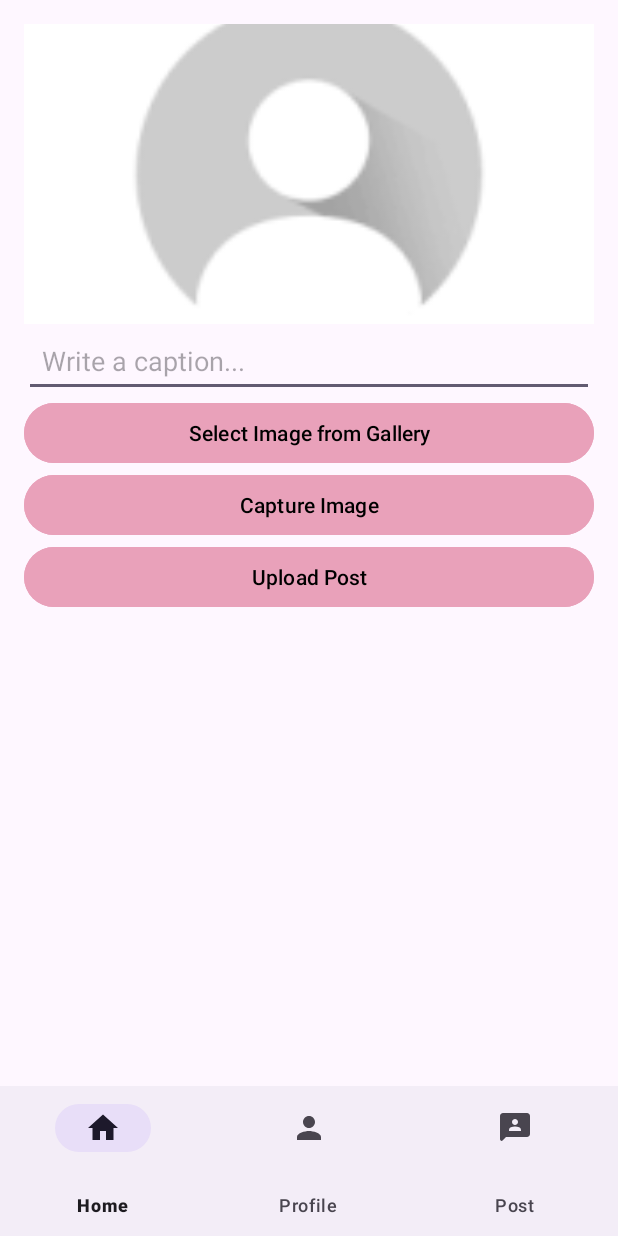
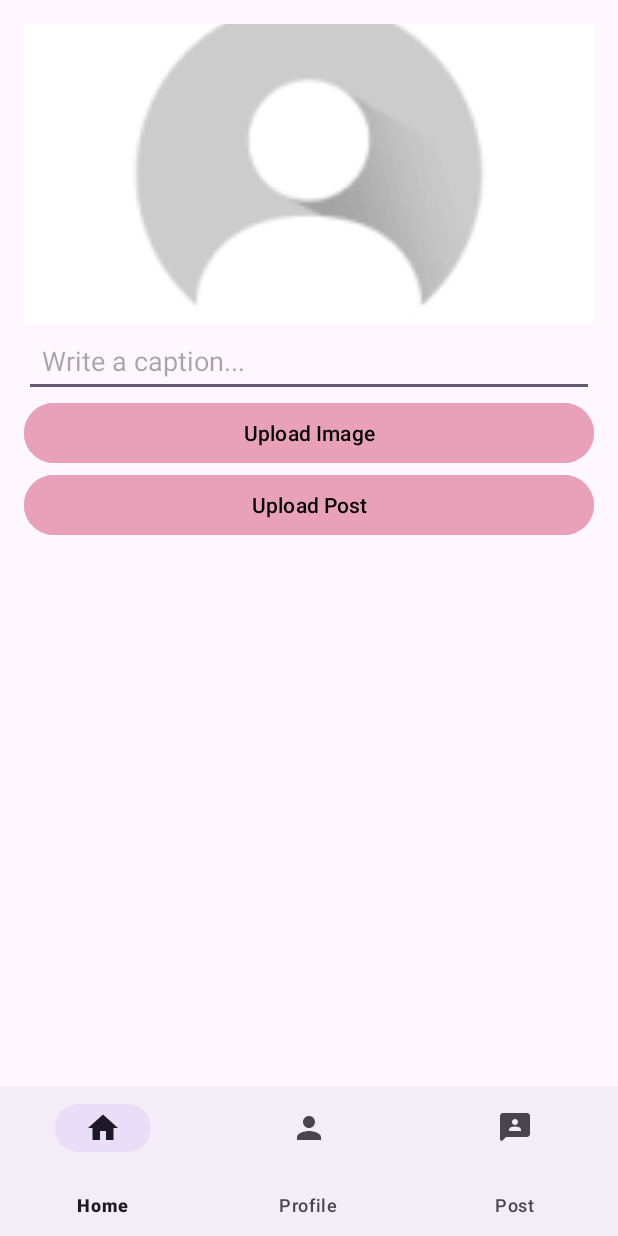
Before and after one commit to ST10375622/SocialMedia, an Android app: the PostActivity screen opened directly, with no data from a screen before it, on a phone screen of 412 x 824 dp. Run offline under Robolectric (Android 15) with nearby library versions, the phone set to English and light mode, and no system bars; our stand-ins replace Firebase (no records; nobody signed in at launch, a user with empty details on screens opened directly).

Commit message:
PostActivity.kt Modifications

```diff
--- a/app/src/main/res/layout/activity_post.xml
+++ b/app/src/main/res/layout/activity_post.xml
@@ -35,24 +35,15 @@
                 android:hint="Write a caption..." />
 
             <Button
-                android:id="@+id/btnSelectImage"
+                android:id="@+id/btnImage"
                 android:layout_width="match_parent"
                 android:layout_height="wrap_content"
-                android:text="Select Image from Gallery"
+                android:text="Upload Image"
                 android:backgroundTint="@color/Pink"
                 android:textColor="@color/black"
                 tools:layout_editor_absoluteX="161dp"
                 tools:layout_editor_absoluteY="289dp" />
 
-            <Button
-                android:id="@+id/btnCaptureImage"
-                android:layout_width="match_parent"
-                android:layout_height="wrap_content"
-                android:text="Capture Image"
-                android:backgroundTint="@color/Pink"
-                android:textColor="@color/black"
-                tools:layout_editor_absoluteX="161dp"
-                tools:layout_editor_absoluteY="289dp" />
 
             <Button
                 android:id="@+id/btnUploadPost"
```
Also changed, not shown: app/src/main/java/com/fake/socialmedia/PostActivity.kt (+42 -73 lines).
